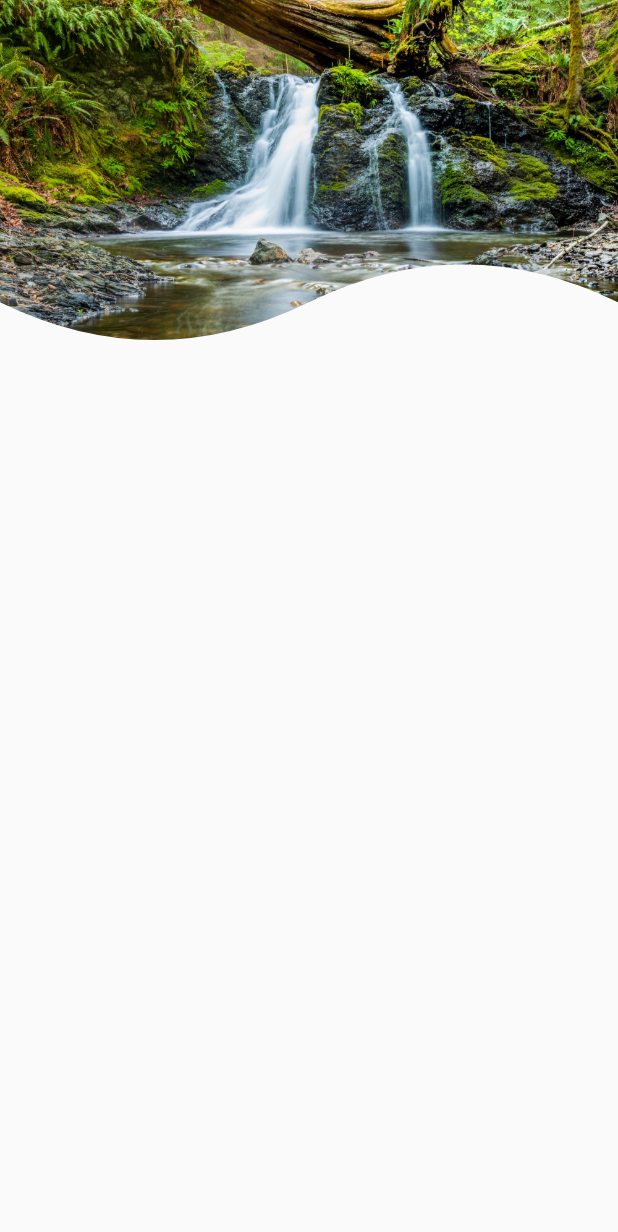
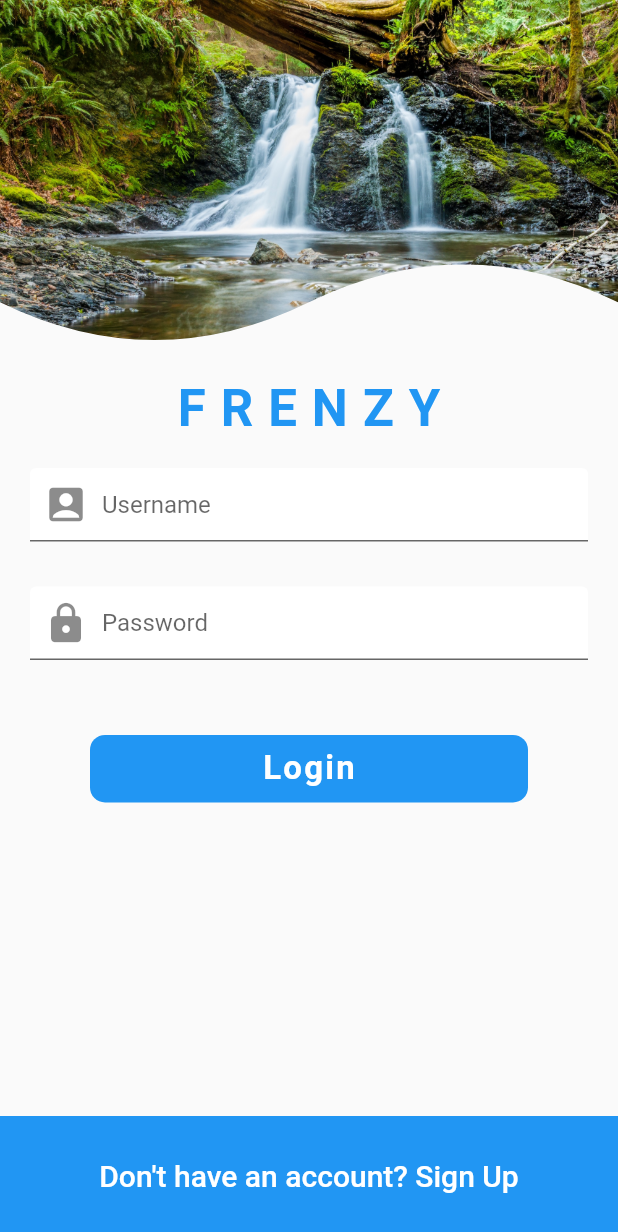
Before and after one commit to Monarene/social-main, a Flutter app: the screen it shows after launch, on a phone screen of 412 x 824 dp. Shown: the top 1232 px of the screen. Run offline on Flutter 3.47's test engine with Material 2 defaults, Android fonts, the phone set to English and light mode, and no system bars.

Commit message:
login screen is set 7

```diff
--- a/lib/screens/loginscreen.dart
+++ b/lib/screens/loginscreen.dart
@@ -23,7 +23,92 @@ class _LoginScreenState extends State<LoginScreen> {
                 image: AssetImage('assets/images/login_background.jpg'),
                 fit: BoxFit.cover,
               ),
-            )
+            ),
+            Text(
+              "FRENZY",
+              style: TextStyle(
+                  color: Theme.of(context).primaryColor,
+                  fontSize: 34,
+                  fontWeight: FontWeight.bold,
+                  letterSpacing: 10.0),
+            ),
+            SizedBox(
+              height: 10,
+            ),
+            Padding(
+              padding: EdgeInsets.symmetric(horizontal: 20, vertical: 10),
+              child: TextField(
+                decoration: InputDecoration(
+                    contentPadding: EdgeInsets.symmetric(vertical: 15),
+                    fillColor: Colors.white,
+                    filled: true,
+                    hintText: "Username",
+                    prefixIcon: Icon(
+                      Icons.account_box,
+                      size: 30,
+                    )),
+              ),
+            ),
+            SizedBox(
+              height: 10,
+            ),
+            Padding(
+              padding: EdgeInsets.symmetric(horizontal: 20, vertical: 10),
+              child: TextField(
+                decoration: InputDecoration(
+                    contentPadding: EdgeInsets.symmetric(vertical: 15),
+                    fillColor: Colors.white,
+                    filled: true,
+                    hintText: "Password",
+                    prefixIcon: Icon(
+                      Icons.lock,
+                      size: 30,
+                    )),
+                obscureText: true,
+              ),
+            ),
+            SizedBox(
+              height: 40,
+            ),
+            GestureDetector(
+              onTap: () {},
+              child: Container(
+                margin: EdgeInsets.symmetric(horizontal: 60),
+                alignment: Alignment.center,
+                height: 45,
+                decoration: BoxDecoration(
+                  color: Theme.of(context).primaryColor,
+                  borderRadius: BorderRadius.circular(10),
+                ),
+                child: Text(
+                  "Login",
+                  style: TextStyle(
+                      color: Colors.white,
+                      fontSize: 22,
+                      fontWeight: FontWeight.w600,
+                      letterSpacing: 1.5),
+                ),
+              ),
+            ),
+            Expanded(
+                child: Align(
+              alignment: FractionalOffset.bottomCenter,
+              child: GestureDetector(
+                onTap: () {},
+                child: Container(
+                  alignment: Alignment.center,
+                  color: Theme.of(context).primaryColor,
+                  height: 80,
+                  child: Text(
+                    "Don\'t have an account? Sign Up",
+                    style: TextStyle(
+                        color: Colors.white,
+                        fontSize: 20,
+                        fontWeight: FontWeight.w500),
+                  ),
+                ),
+              ),
+            ))
           ],
         ),
       ),
```
